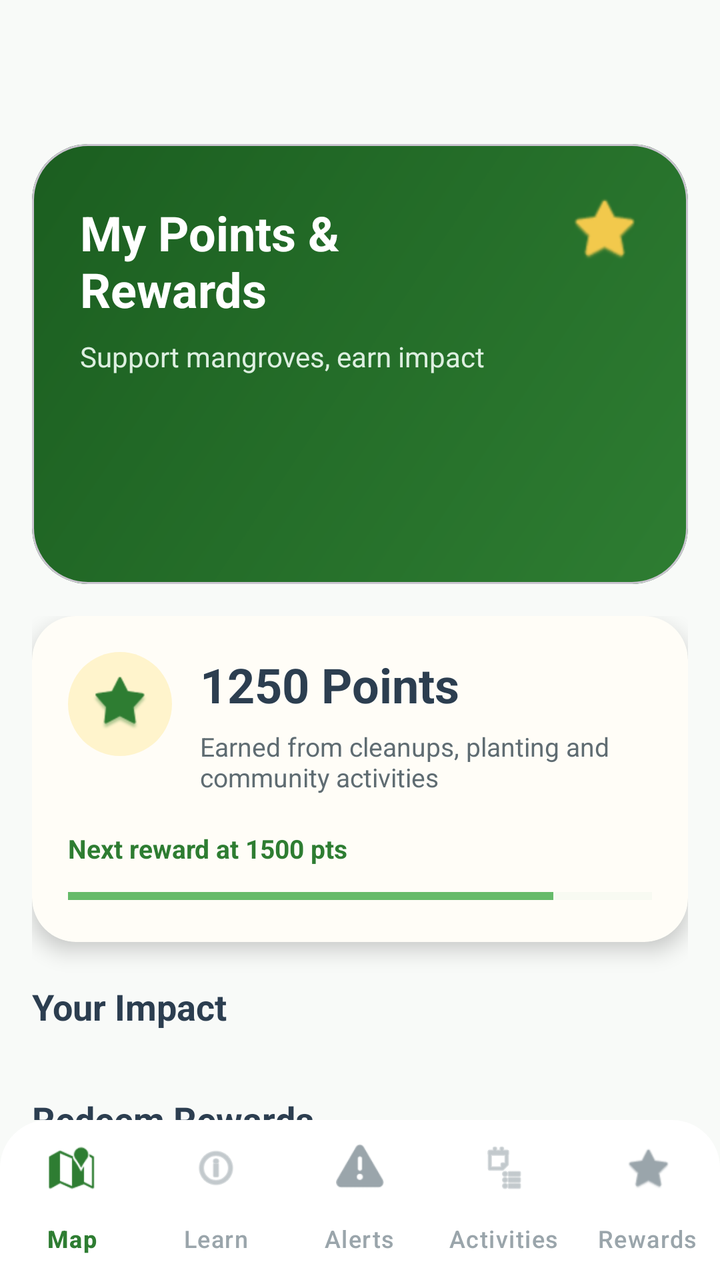
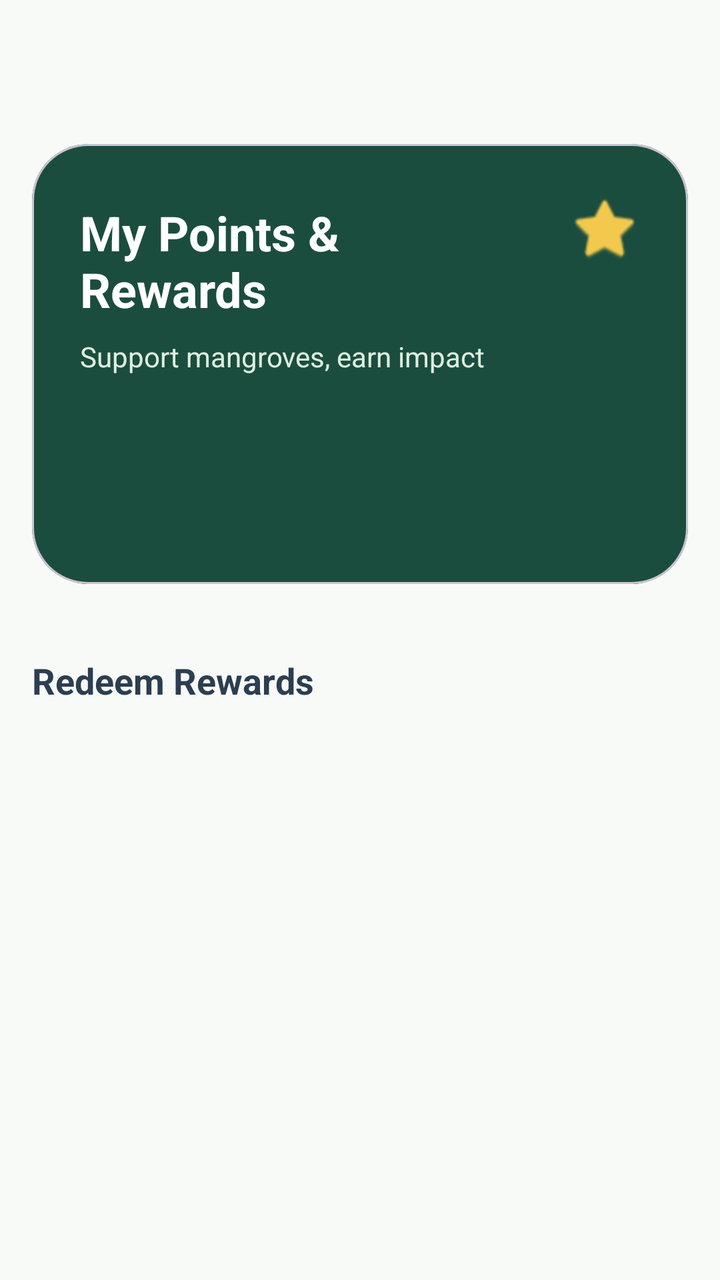

Compare the two renders of this Android layout. The source of the first and the diff that turns it into the second are given below.
<!-- AndroidManifest.xml: application theme Theme.EcoShieldEC -->
<!-- res/layout/fragment_rewards.xml -->
<?xml version="1.0" encoding="utf-8"?>
<androidx.constraintlayout.widget.ConstraintLayout xmlns:android="http://schemas.android.com/apk/res/android"
    xmlns:app="http://schemas.android.com/apk/res-auto"
    xmlns:tools="http://schemas.android.com/tools"
    android:layout_width="match_parent"
    android:layout_height="match_parent"
    android:background="#F8FAF8"
    tools:context=".ui.rewards.RewardsFragment">

    <com.google.android.material.appbar.MaterialToolbar
        android:id="@+id/topToolbar"
        android:layout_width="0dp"
        android:layout_height="wrap_content"
        android:background="@android:color/transparent"
        app:title=""
        app:layout_constraintTop_toTopOf="parent"
        app:layout_constraintStart_toStartOf="parent"
        app:layout_constraintEnd_toEndOf="parent" />

    <com.google.android.material.card.MaterialCardView
        android:id="@+id/headerCard"
        android:layout_width="0dp"
        android:layout_height="220dp"
        android:layout_marginStart="16dp"
        android:layout_marginTop="8dp"
        android:layout_marginEnd="16dp"
        app:cardCornerRadius="28dp"
        app:cardElevation="0dp"
        app:cardBackgroundColor="@android:color/transparent"
        app:layout_constraintTop_toBottomOf="@id/topToolbar"
        app:layout_constraintStart_toStartOf="parent"
        app:layout_constraintEnd_toEndOf="parent">

        <androidx.constraintlayout.widget.ConstraintLayout
            android:layout_width="match_parent"
            android:layout_height="match_parent"
            android:background="@drawable/bg_rewards_header">

            <ImageView
                android:id="@+id/imgHeaderIcon"
                android:layout_width="36dp"
                android:layout_height="36dp"
                android:layout_marginTop="24dp"
                android:layout_marginEnd="24dp"
                android:src="@android:drawable/btn_star_big_on"
                android:tint="#F2C94C"
                app:layout_constraintTop_toTopOf="parent"
                app:layout_constraintEnd_toEndOf="parent" />

            <TextView
                android:id="@+id/tvHeaderTitle"
                android:layout_width="0dp"
                android:layout_height="wrap_content"
                android:layout_marginStart="24dp"
                android:layout_marginTop="28dp"
                android:layout_marginEnd="80dp"
                android:text="My Points &amp; Rewards"
                android:textColor="#FFFFFF"
                android:textSize="24sp"
                android:textStyle="bold"
                app:layout_constraintTop_toTopOf="parent"
                app:layout_constraintStart_toStartOf="parent"
                app:layout_constraintEnd_toEndOf="parent" />

            <TextView
                android:id="@+id/tvHeaderSubtitle"
                android:layout_width="0dp"
                android:layout_height="wrap_content"
                android:layout_marginStart="24dp"
                android:layout_marginTop="8dp"
                android:layout_marginEnd="24dp"
                android:text="Support mangroves, earn impact"
                android:textColor="#DDEFE0"
                android:textSize="14sp"
                app:layout_constraintTop_toBottomOf="@id/tvHeaderTitle"
                app:layout_constraintStart_toStartOf="parent"
                app:layout_constraintEnd_toEndOf="parent" />

        </androidx.constraintlayout.widget.ConstraintLayout>
    </com.google.android.material.card.MaterialCardView>

    <androidx.core.widget.NestedScrollView
        android:id="@+id/scrollContent"
        android:layout_width="0dp"
        android:layout_height="0dp"
        android:clipToPadding="false"
        android:paddingBottom="100dp"
        app:layout_constraintTop_toBottomOf="@id/headerCard"
        app:layout_constraintBottom_toTopOf="@id/bottomNav"
        app:layout_constraintStart_toStartOf="parent"
        app:layout_constraintEnd_toEndOf="parent">

        <LinearLayout
            android:layout_width="match_parent"
            android:layout_height="wrap_content"
            android:orientation="vertical"
            android:paddingStart="16dp"
            android:paddingTop="16dp"
            android:paddingEnd="16dp">

            <com.google.android.material.card.MaterialCardView
                android:id="@+id/pointsCard"
                android:layout_width="match_parent"
                android:layout_height="wrap_content"
                android:layout_marginBottom="20dp"
                app:cardBackgroundColor="#FFFDF7"
                app:cardCornerRadius="22dp"
                app:cardElevation="6dp"
                app:strokeWidth="0dp">

                <androidx.constraintlayout.widget.ConstraintLayout
                    android:layout_width="match_parent"
                    android:layout_height="wrap_content"
                    android:padding="18dp">

                    <ImageView
                        android:id="@+id/imgPoints"
                        android:layout_width="52dp"
                        android:layout_height="52dp"
                        android:background="@drawable/bg_circle_soft_yellow"
                        android:padding="12dp"
                        android:src="@android:drawable/star_big_on"
                        android:tint="#2E7D32"
                        app:layout_constraintTop_toTopOf="parent"
                        app:layout_constraintStart_toStartOf="parent" />

                    <TextView
                        android:id="@+id/tvPoints"
                        android:layout_width="0dp"
                        android:layout_height="wrap_content"
                        android:layout_marginStart="14dp"
                        android:text="1250 Points"
                        android:textColor="#2C3E50"
                        android:textSize="24sp"
                        android:textStyle="bold"
                        app:layout_constraintTop_toTopOf="@id/imgPoints"
                        app:layout_constraintStart_toEndOf="@id/imgPoints"
                        app:layout_constraintEnd_toEndOf="parent" />

                    <TextView
                        android:id="@+id/tvPointsDesc"
                        android:layout_width="0dp"
                        android:layout_height="wrap_content"
                        android:layout_marginTop="6dp"
                        android:text="Earned from cleanups, planting and community activities"
                        android:textColor="#5F6C72"
                        android:textSize="13sp"
                        app:layout_constraintTop_toBottomOf="@id/tvPoints"
                        app:layout_constraintStart_toStartOf="@id/tvPoints"
                        app:layout_constraintEnd_toEndOf="parent" />

                    <TextView
                        android:id="@+id/tvProgressLabel"
                        android:layout_width="wrap_content"
                        android:layout_height="wrap_content"
                        android:layout_marginTop="18dp"
                        android:text="Next reward at 1500 pts"
                        android:textColor="#2E7D32"
                        android:textSize="13sp"
                        android:textStyle="bold"
                        app:layout_constraintTop_toBottomOf="@id/tvPointsDesc"
                        app:layout_constraintStart_toStartOf="parent" />

                    <ProgressBar
                        android:id="@+id/progressRewards"
                        style="?android:attr/progressBarStyleHorizontal"
                        android:layout_width="0dp"
                        android:layout_height="10dp"
                        android:layout_marginTop="10dp"
                        android:max="100"
                        android:progress="83"
                        android:progressTint="#66BB6A"
                        android:progressBackgroundTint="#E5EFE5"
                        app:layout_constraintTop_toBottomOf="@id/tvProgressLabel"
                        app:layout_constraintStart_toStartOf="parent"
                        app:layout_constraintEnd_toEndOf="parent"/>

                </androidx.constraintlayout.widget.ConstraintLayout>
            </com.google.android.material.card.MaterialCardView>

            <TextView
                android:id="@+id/tvImpactTitle"
                android:layout_width="wrap_content"
                android:layout_height="wrap_content"
                android:text="Your Impact"
                android:textColor="#2C3E50"
                android:textSize="18sp"
                android:textStyle="bold" />

            <androidx.recyclerview.widget.RecyclerView
                android:id="@+id/rvBadges"
                android:layout_width="match_parent"
                android:layout_height="wrap_content"
                android:layout_marginTop="12dp"
                android:layout_marginBottom="20dp"
                android:nestedScrollingEnabled="false"
                tools:itemCount="3"
                tools:listitem="@layout/item_badge_impact" />

            <TextView
                android:id="@+id/tvRewardsTitle"
                android:layout_width="wrap_content"
                android:layout_height="wrap_content"
                android:text="Redeem Rewards"
                android:textColor="#2C3E50"
                android:textSize="18sp"
                android:textStyle="bold" />

            <androidx.recyclerview.widget.RecyclerView
                android:id="@+id/rvRewards"
                android:layout_width="match_parent"
                android:layout_height="wrap_content"
                android:layout_marginTop="12dp"
                android:layout_marginBottom="20dp"
                android:nestedScrollingEnabled="false"
                tools:itemCount="4"
                tools:listitem="@layout/item_reward_card" />

            <TextView
                android:id="@+id/tvPartnersTitle"
                android:layout_width="wrap_content"
                android:layout_height="wrap_content"
                android:text="Local Partners"
                android:textColor="#2C3E50"
                android:textSize="18sp"
                android:textStyle="bold" />

            <androidx.recyclerview.widget.RecyclerView
                android:id="@+id/rvPartners"
                android:layout_width="match_parent"
                android:layout_height="wrap_content"
                android:layout_marginTop="12dp"
                android:nestedScrollingEnabled="false"
                tools:itemCount="3"
                tools:listitem="@layout/item_partner" />

        </LinearLayout>
    </androidx.core.widget.NestedScrollView>

    <com.google.android.material.bottomnavigation.BottomNavigationView
        android:id="@+id/bottomNav"
        android:layout_width="0dp"
        android:layout_height="wrap_content"
        android:background="@drawable/bg_bottom_nav"
        app:itemIconTint="@color/bottom_nav_colors"
        app:itemTextColor="@color/bottom_nav_colors"
        app:labelVisibilityMode="labeled"
        app:menu="@menu/menu_bottom_rewards"
        app:layout_constraintBottom_toBottomOf="parent"
        app:layout_constraintStart_toStartOf="parent"
        app:layout_constraintEnd_toEndOf="parent" />

</androidx.constraintlayout.widget.ConstraintLayout>
<!-- res/layout/item_badge_impact.xml (included above) -->
<?xml version="1.0" encoding="utf-8"?>
<com.google.android.material.card.MaterialCardView xmlns:android="http://schemas.android.com/apk/res/android"
    xmlns:app="http://schemas.android.com/apk/res-auto"
    android:layout_width="140dp"
    android:layout_height="wrap_content"
    android:layout_marginEnd="12dp"
    app:cardBackgroundColor="#E8F5E9"
    app:cardCornerRadius="18dp"
    app:cardElevation="3dp">

    <LinearLayout
        android:layout_width="match_parent"
        android:layout_height="wrap_content"
        android:gravity="center_horizontal"
        android:orientation="vertical"
        android:padding="16dp">

        <ImageView
            android:layout_width="42dp"
            android:layout_height="42dp"
            android:background="@drawable/bg_circle_soft_white"
            android:padding="10dp"
            android:src="@android:drawable/ic_menu_compass"
            android:tint="#2E7D32" />

        <TextView
            android:layout_width="wrap_content"
            android:layout_height="wrap_content"
            android:layout_marginTop="10dp"
            android:text="Cleanup Hero"
            android:textColor="#2C3E50"
            android:textSize="14sp"
            android:textStyle="bold"
            android:gravity="center" />

    </LinearLayout>

</com.google.android.material.card.MaterialCardView>
<!-- res/layout/item_reward_card.xml (included above) -->
<?xml version="1.0" encoding="utf-8"?>
<com.google.android.material.card.MaterialCardView xmlns:android="http://schemas.android.com/apk/res/android"
    xmlns:app="http://schemas.android.com/apk/res-auto"
    android:layout_width="match_parent"
    android:layout_height="wrap_content"
    android:layout_margin="6dp"
    app:cardBackgroundColor="#FFFFFF"
    app:cardCornerRadius="18dp"
    app:cardElevation="4dp">

    <LinearLayout
        android:layout_width="match_parent"
        android:layout_height="wrap_content"
        android:orientation="vertical"
        android:padding="14dp">

        <ImageView
            android:layout_width="52dp"
            android:layout_height="52dp"
            android:layout_gravity="center_horizontal"
            android:background="@drawable/bg_icon_reward"
            android:padding="12dp"
            android:src="@android:drawable/ic_menu_crop"
            android:tint="#2E7D32" />

        <TextView
            android:layout_width="match_parent"
            android:layout_height="wrap_content"
            android:layout_marginTop="12dp"
            android:text="Seed Kit"
            android:textAlignment="center"
            android:textColor="#2C3E50"
            android:textSize="15sp"
            android:textStyle="bold" />

        <TextView
            android:layout_width="match_parent"
            android:layout_height="wrap_content"
            android:layout_marginTop="4dp"
            android:text="250 pts"
            android:textAlignment="center"
            android:textColor="#F2C94C"
            android:textSize="13sp"
            android:textStyle="bold" />

        <com.google.android.material.button.MaterialButton
            android:layout_width="match_parent"
            android:layout_height="44dp"
            android:layout_marginTop="14dp"
            android:text="Redeem"
            android:textAllCaps="false"
            android:textColor="#2C3E50"
            app:backgroundTint="#F2C94C"
            app:cornerRadius="22dp"
            app:elevation="0dp" />

    </LinearLayout>

</com.google.android.material.card.MaterialCardView>
<!-- res/layout/item_partner.xml (included above) -->
<?xml version="1.0" encoding="utf-8"?>
<com.google.android.material.card.MaterialCardView xmlns:android="http://schemas.android.com/apk/res/android"
    xmlns:app="http://schemas.android.com/apk/res-auto"
    android:layout_width="220dp"
    android:layout_height="wrap_content"
    android:layout_marginEnd="12dp"
    android:layout_marginBottom="8dp"
    app:cardBackgroundColor="#FFFFFF"
    app:cardCornerRadius="18dp"
    app:cardElevation="3dp">

    <LinearLayout
        android:layout_width="match_parent"
        android:layout_height="wrap_content"
        android:gravity="center_vertical"
        android:orientation="horizontal"
        android:padding="14dp">

        <ImageView
            android:layout_width="42dp"
            android:layout_height="42dp"
            android:background="@drawable/bg_circle_soft_green"
            android:padding="10dp"
            android:src="@android:drawable/ic_menu_myplaces"
            android:tint="#2E7D32" />

        <LinearLayout
            android:layout_width="0dp"
            android:layout_height="wrap_content"
            android:layout_marginStart="12dp"
            android:layout_weight="1"
            android:orientation="vertical">

            <TextView
                android:layout_width="wrap_content"
                android:layout_height="wrap_content"
                android:text="Manglar Café"
                android:textColor="#2C3E50"
                android:textSize="15sp"
                android:textStyle="bold" />

            <TextView
                android:layout_width="wrap_content"
                android:layout_height="wrap_content"
                android:layout_marginTop="2dp"
                android:text="Local café"
                android:textColor="#6E7B81"
                android:textSize="12sp" />

        </LinearLayout>

    </LinearLayout>

</com.google.android.material.card.MaterialCardView>
<!-- resources referenced by this layout -->
<resources>
  <!-- drawable bg_bottom_nav (drawable) -->
  <?xml version="1.0" encoding="utf-8"?>
  <shape xmlns:android="http://schemas.android.com/apk/res/android">
      <solid android:color="#FFFFFF" />
      <corners
          android:topLeftRadius="24dp"
          android:topRightRadius="24dp" />
  </shape>
  <!-- drawable bg_circle_soft_green (drawable) -->
  <?xml version="1.0" encoding="utf-8"?>
  <shape xmlns:android="http://schemas.android.com/apk/res/android">
      <solid android:color="#E8F5E9" />
      <corners android:radius="100dp" />
  </shape>
  <!-- drawable bg_circle_soft_white (drawable) -->
  <?xml version="1.0" encoding="utf-8"?>
  <shape xmlns:android="http://schemas.android.com/apk/res/android">
      <solid android:color="#FFFFFF" />
      <corners android:radius="100dp" />
  </shape>
  <!-- drawable bg_circle_soft_yellow (drawable) -->
  <?xml version="1.0" encoding="utf-8"?>
  <shape xmlns:android="http://schemas.android.com/apk/res/android">
      <solid android:color="#FFF4CC" />
      <corners android:radius="100dp" />
  </shape>
  <!-- drawable bg_icon_reward (drawable) -->
  <?xml version="1.0" encoding="utf-8"?>
  <shape xmlns:android="http://schemas.android.com/apk/res/android">
      <solid android:color="#F3FAF3" />
      <corners android:radius="16dp" />
  </shape>
  <!-- drawable bg_rewards_header (drawable) -->
  <?xml version="1.0" encoding="utf-8"?>
  <shape xmlns:android="http://schemas.android.com/apk/res/android">
      <corners android:radius="28dp" />
      <gradient
          android:angle="135"
          android:startColor="#2E7D32"
          android:endColor="#1B5E20" />
  </shape>
  <style name="Theme.EcoShieldEC" parent="Base.Theme.EcoShieldEC" />
  <style name="Base.Theme.EcoShieldEC" parent="Theme.Material3.DayNight.NoActionBar">
          
          
      </style>
</resources>

<!-- the commit's change to res/layout/fragment_rewards.xml (unified diff, before → after) -->
@@ -4,8 +4,7 @@
     xmlns:tools="http://schemas.android.com/tools"
     android:layout_width="match_parent"
     android:layout_height="match_parent"
-    android:background="#F8FAF8"
-    tools:context=".ui.rewards.RewardsFragment">
+    android:background="#F8FAF8">
 
     <com.google.android.material.appbar.MaterialToolbar
         android:id="@+id/topToolbar"
@@ -26,16 +25,14 @@
         android:layout_marginEnd="16dp"
         app:cardCornerRadius="28dp"
         app:cardElevation="0dp"
-        app:cardBackgroundColor="@android:color/transparent"
+        app:cardBackgroundColor="#1B4D3E"
         app:layout_constraintTop_toBottomOf="@id/topToolbar"
         app:layout_constraintStart_toStartOf="parent"
         app:layout_constraintEnd_toEndOf="parent">
 
         <androidx.constraintlayout.widget.ConstraintLayout
             android:layout_width="match_parent"
-            android:layout_height="match_parent"
-            android:background="@drawable/bg_rewards_header">
-
+            android:layout_height="match_parent">
             <ImageView
                 android:id="@+id/imgHeaderIcon"
                 android:layout_width="36dp"
@@ -43,7 +40,7 @@
                 android:layout_marginTop="24dp"
                 android:layout_marginEnd="24dp"
                 android:src="@android:drawable/btn_star_big_on"
-                android:tint="#F2C94C"
+                app:tint="#F2C94C"
                 app:layout_constraintTop_toTopOf="parent"
                 app:layout_constraintEnd_toEndOf="parent" />
 
@@ -84,9 +81,9 @@
         android:layout_width="0dp"
         android:layout_height="0dp"
         android:clipToPadding="false"
-        android:paddingBottom="100dp"
+        android:paddingBottom="20dp"
         app:layout_constraintTop_toBottomOf="@id/headerCard"
-        app:layout_constraintBottom_toTopOf="@id/bottomNav"
+        app:layout_constraintBottom_toBottomOf="parent"
         app:layout_constraintStart_toStartOf="parent"
         app:layout_constraintEnd_toEndOf="parent">
 
@@ -108,97 +105,9 @@
                 app:cardElevation="6dp"
                 app:strokeWidth="0dp">
 
-                <androidx.constraintlayout.widget.ConstraintLayout
-                    android:layout_width="match_parent"
-                    android:layout_height="wrap_content"
-                    android:padding="18dp">
-
-                    <ImageView
-                        android:id="@+id/imgPoints"
-                        android:layout_width="52dp"
-                        android:layout_height="52dp"
-                        android:background="@drawable/bg_circle_soft_yellow"
-                        android:padding="12dp"
-                        android:src="@android:drawable/star_big_on"
-                        android:tint="#2E7D32"
-                        app:layout_constraintTop_toTopOf="parent"
-                        app:layout_constraintStart_toStartOf="parent" />
-
-                    <TextView
-                        android:id="@+id/tvPoints"
-                        android:layout_width="0dp"
-                        android:layout_height="wrap_content"
-                        android:layout_marginStart="14dp"
-                        android:text="1250 Points"
-                        android:textColor="#2C3E50"
-                        android:textSize="24sp"
-                        android:textStyle="bold"
-                        app:layout_constraintTop_toTopOf="@id/imgPoints"
-                        app:layout_constraintStart_toEndOf="@id/imgPoints"
-                        app:layout_constraintEnd_toEndOf="parent" />
-
-                    <TextView
-                        android:id="@+id/tvPointsDesc"
-                        android:layout_width="0dp"
-                        android:layout_height="wrap_content"
-                        android:layout_marginTop="6dp"
-                        android:text="Earned from cleanups, planting and community activities"
-                        android:textColor="#5F6C72"
-                        android:textSize="13sp"
-                        app:layout_constraintTop_toBottomOf="@id/tvPoints"
-                        app:layout_constraintStart_toStartOf="@id/tvPoints"
-                        app:layout_constraintEnd_toEndOf="parent" />
-
-                    <TextView
-                        android:id="@+id/tvProgressLabel"
-                        android:layout_width="wrap_content"
-                        android:layout_height="wrap_content"
-                        android:layout_marginTop="18dp"
-                        android:text="Next reward at 1500 pts"
-                        android:textColor="#2E7D32"
-                        android:textSize="13sp"
-                        android:textStyle="bold"
-                        app:layout_constraintTop_toBottomOf="@id/tvPointsDesc"
-                        app:layout_constraintStart_toStartOf="parent" />
-
-                    <ProgressBar
-                        android:id="@+id/progressRewards"
-                        style="?android:attr/progressBarStyleHorizontal"
-                        android:layout_width="0dp"
-                        android:layout_height="10dp"
-                        android:layout_marginTop="10dp"
-                        android:max="100"
-                        android:progress="83"
-                        android:progressTint="#66BB6A"
-                        android:progressBackgroundTint="#E5EFE5"
-                        app:layout_constraintTop_toBottomOf="@id/tvProgressLabel"
-                        app:layout_constraintStart_toStartOf="parent"
-                        app:layout_constraintEnd_toEndOf="parent"/>
-
-                </androidx.constraintlayout.widget.ConstraintLayout>
             </com.google.android.material.card.MaterialCardView>
 
             <TextView
-                android:id="@+id/tvImpactTitle"
-                android:layout_width="wrap_content"
-                android:layout_height="wrap_content"
-                android:text="Your Impact"
-                android:textColor="#2C3E50"
-                android:textSize="18sp"
-                android:textStyle="bold" />
-
-            <androidx.recyclerview.widget.RecyclerView
-                android:id="@+id/rvBadges"
-                android:layout_width="match_parent"
-                android:layout_height="wrap_content"
-                android:layout_marginTop="12dp"
-                android:layout_marginBottom="20dp"
-                android:nestedScrollingEnabled="false"
-                tools:itemCount="3"
-                tools:listitem="@layout/item_badge_impact" />
-
-            <TextView
-                android:id="@+id/tvRewardsTitle"
                 android:layout_width="wrap_content"
                 android:layout_height="wrap_content"
                 android:text="Redeem Rewards"
@@ -206,202 +115,7 @@
                 android:textSize="18sp"
                 android:textStyle="bold" />
 
-            <androidx.recyclerview.widget.RecyclerView
-                android:id="@+id/rvRewards"
-                android:layout_width="match_parent"
-                android:layout_height="wrap_content"
-                android:layout_marginTop="12dp"
-                android:layout_marginBottom="20dp"
-                android:nestedScrollingEnabled="false"
-                tools:itemCount="4"
-                tools:listitem="@layout/item_reward_card" />
-
-            <TextView
-                android:id="@+id/tvPartnersTitle"
-                android:layout_width="wrap_content"
-                android:layout_height="wrap_content"
-                android:text="Local Partners"
-                android:textColor="#2C3E50"
-                android:textSize="18sp"
-                android:textStyle="bold" />
-
-            <androidx.recyclerview.widget.RecyclerView
-                android:id="@+id/rvPartners"
-                android:layout_width="match_parent"
-                android:layout_height="wrap_content"
-                android:layout_marginTop="12dp"
-                android:nestedScrollingEnabled="false"
-                tools:itemCount="3"
-                tools:listitem="@layout/item_partner" />
-
         </LinearLayout>
     </androidx.core.widget.NestedScrollView>
 
-    <com.google.android.material.bottomnavigation.BottomNavigationView
-        android:id="@+id/bottomNav"
-        android:layout_width="0dp"
-        android:layout_height="wrap_content"
-        android:background="@drawable/bg_bottom_nav"
-        app:itemIconTint="@color/bottom_nav_colors"
-        app:itemTextColor="@color/bottom_nav_colors"
-        app:labelVisibilityMode="labeled"
-        app:menu="@menu/menu_bottom_rewards"
-        app:layout_constraintBottom_toBottomOf="parent"
-        app:layout_constraintStart_toStartOf="parent"
-        app:layout_constraintEnd_toEndOf="parent" />
-
 </androidx.constraintlayout.widget.ConstraintLayout>
-<!-- res/layout/item_badge_impact.xml (included above) -->
-<?xml version="1.0" encoding="utf-8"?>
-<com.google.android.material.card.MaterialCardView xmlns:android="http://schemas.android.com/apk/res/android"
-    xmlns:app="http://schemas.android.com/apk/res-auto"
-    android:layout_width="140dp"
-    android:layout_height="wrap_content"
-    android:layout_marginEnd="12dp"
-    app:cardBackgroundColor="#E8F5E9"
-    app:cardCornerRadius="18dp"
-    app:cardElevation="3dp">
-
-    <LinearLayout
-        android:layout_width="match_parent"
-        android:layout_height="wrap_content"
-        android:gravity="center_horizontal"
-        android:orientation="vertical"
-        android:padding="16dp">
-
-        <ImageView
-            android:layout_width="42dp"
-            android:layout_height="42dp"
-            android:background="@drawable/bg_circle_soft_white"
-            android:padding="10dp"
-            android:src="@android:drawable/ic_menu_compass"
-            android:tint="#2E7D32" />
-
-        <TextView
-            android:layout_width="wrap_content"
-            android:layout_height="wrap_content"
-            android:layout_marginTop="10dp"
-            android:text="Cleanup Hero"
-            android:textColor="#2C3E50"
-            android:textSize="14sp"
-            android:textStyle="bold"
-            android:gravity="center" />
-
-    </LinearLayout>
-
-</com.google.android.material.card.MaterialCardView>
-<!-- res/layout/item_reward_card.xml (included above) -->
-<?xml version="1.0" encoding="utf-8"?>
-<com.google.android.material.card.MaterialCardView xmlns:android="http://schemas.android.com/apk/res/android"
-    xmlns:app="http://schemas.android.com/apk/res-auto"
-    android:layout_width="match_parent"
-    android:layout_height="wrap_content"
-    android:layout_margin="6dp"
-    app:cardBackgroundColor="#FFFFFF"
-    app:cardCornerRadius="18dp"
-    app:cardElevation="4dp">
-
-    <LinearLayout
-        android:layout_width="match_parent"
-        android:layout_height="wrap_content"
-        android:orientation="vertical"
-        android:padding="14dp">
-
-        <ImageView
-            android:layout_width="52dp"
-            android:layout_height="52dp"
-            android:layout_gravity="center_horizontal"
-            android:background="@drawable/bg_icon_reward"
-            android:padding="12dp"
-            android:src="@android:drawable/ic_menu_crop"
-            android:tint="#2E7D32" />
-
-        <TextView
-            android:layout_width="match_parent"
-            android:layout_height="wrap_content"
-            android:layout_marginTop="12dp"
-            android:text="Seed Kit"
-            android:textAlignment="center"
-            android:textColor="#2C3E50"
-            android:textSize="15sp"
-            android:textStyle="bold" />
-
-        <TextView
-            android:layout_width="match_parent"
-            android:layout_height="wrap_content"
-            android:layout_marginTop="4dp"
-            android:text="250 pts"
-            android:textAlignment="center"
-            android:textColor="#F2C94C"
-            android:textSize="13sp"
-            android:textStyle="bold" />
-
-        <com.google.android.material.button.MaterialButton
-            android:layout_width="match_parent"
-            android:layout_height="44dp"
-            android:layout_marginTop="14dp"
-            android:text="Redeem"
-            android:textAllCaps="false"
-            android:textColor="#2C3E50"
-            app:backgroundTint="#F2C94C"
-            app:cornerRadius="22dp"
-            app:elevation="0dp" />
-
-    </LinearLayout>
-
-</com.google.android.material.card.MaterialCardView>
-<!-- res/layout/item_partner.xml (included above) -->
-<?xml version="1.0" encoding="utf-8"?>
-<com.google.android.material.card.MaterialCardView xmlns:android="http://schemas.android.com/apk/res/android"
-    xmlns:app="http://schemas.android.com/apk/res-auto"
-    android:layout_width="220dp"
-    android:layout_height="wrap_content"
-    android:layout_marginEnd="12dp"
-    android:layout_marginBottom="8dp"
-    app:cardBackgroundColor="#FFFFFF"
-    app:cardCornerRadius="18dp"
-    app:cardElevation="3dp">
-
-    <LinearLayout
-        android:layout_width="match_parent"
-        android:layout_height="wrap_content"
-        android:gravity="center_vertical"
-        android:orientation="horizontal"
-        android:padding="14dp">
-
-        <ImageView
-            android:layout_width="42dp"
-            android:layout_height="42dp"
-            android:background="@drawable/bg_circle_soft_green"
-            android:padding="10dp"
-            android:src="@android:drawable/ic_menu_myplaces"
-            android:tint="#2E7D32" />
-
-        <LinearLayout
-            android:layout_width="0dp"
-            android:layout_height="wrap_content"
-            android:layout_marginStart="12dp"
-            android:layout_weight="1"
-            android:orientation="vertical">
-
-            <TextView
-                android:layout_width="wrap_content"
-                android:layout_height="wrap_content"
-                android:text="Manglar Café"
-                android:textColor="#2C3E50"
-                android:textSize="15sp"
-                android:textStyle="bold" />
-
-            <TextView
-                android:layout_width="wrap_content"
-                android:layout_height="wrap_content"
-                android:layout_marginTop="2dp"
-                android:text="Local café"
-                android:textColor="#6E7B81"
-                android:textSize="12sp" />
-
-        </LinearLayout>
-
-    </LinearLayout>
-
-</com.google.android.material.card.MaterialCardView>
<!-- resource entries referenced after the edit -->
@@ -1,46 +1,5 @@
 <!-- resources referenced by this layout -->
 <resources>
-  <!-- drawable bg_bottom_nav (drawable) -->
-  <?xml version="1.0" encoding="utf-8"?>
-  <shape xmlns:android="http://schemas.android.com/apk/res/android">
-      <solid android:color="#FFFFFF" />
-      <corners
-          android:topLeftRadius="24dp"
-          android:topRightRadius="24dp" />
-  </shape>
-  <!-- drawable bg_circle_soft_green (drawable) -->
-  <?xml version="1.0" encoding="utf-8"?>
-  <shape xmlns:android="http://schemas.android.com/apk/res/android">
-      <solid android:color="#E8F5E9" />
-      <corners android:radius="100dp" />
-  </shape>
-  <!-- drawable bg_circle_soft_white (drawable) -->
-  <?xml version="1.0" encoding="utf-8"?>
-  <shape xmlns:android="http://schemas.android.com/apk/res/android">
-      <solid android:color="#FFFFFF" />
-      <corners android:radius="100dp" />
-  </shape>
-  <!-- drawable bg_circle_soft_yellow (drawable) -->
-  <?xml version="1.0" encoding="utf-8"?>
-  <shape xmlns:android="http://schemas.android.com/apk/res/android">
-      <solid android:color="#FFF4CC" />
-      <corners android:radius="100dp" />
-  </shape>
-  <!-- drawable bg_icon_reward (drawable) -->
-  <?xml version="1.0" encoding="utf-8"?>
-  <shape xmlns:android="http://schemas.android.com/apk/res/android">
-      <solid android:color="#F3FAF3" />
-      <corners android:radius="16dp" />
-  </shape>
-  <!-- drawable bg_rewards_header (drawable) -->
-  <?xml version="1.0" encoding="utf-8"?>
-  <shape xmlns:android="http://schemas.android.com/apk/res/android">
-      <corners android:radius="28dp" />
-      <gradient
-          android:angle="135"
-          android:startColor="#2E7D32"
-          android:endColor="#1B5E20" />
-  </shape>
   <style name="Theme.EcoShieldEC" parent="Base.Theme.EcoShieldEC" />
   <style name="Base.Theme.EcoShieldEC" parent="Theme.Material3.DayNight.NoActionBar">
           
